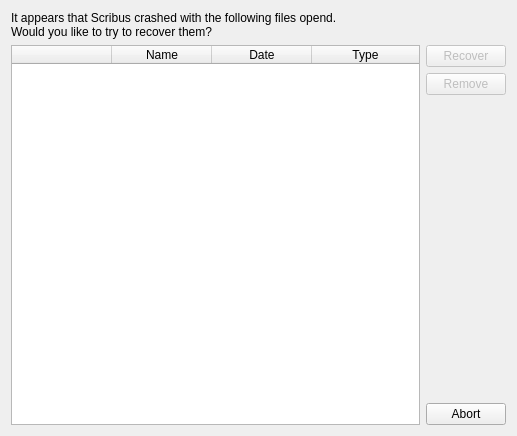
This is scribus/ui/recoverdialog.ui in scribusproject/scribus as Qt 5 draws it before an edit. The edited form follows.
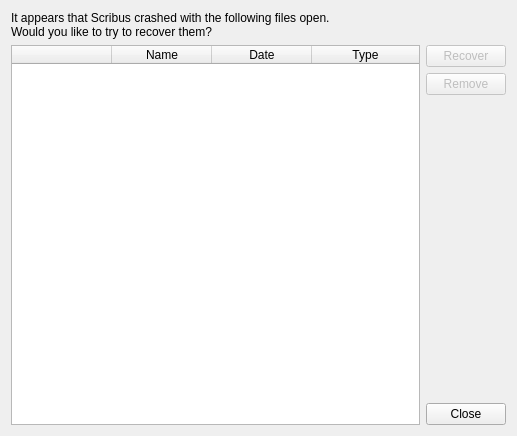
This is the edited form.

Commit message: Fixed Bug #13838: - Fixed Typo - Replaced "Abort" with "Close"

Diff of the .ui file:
```diff
--- a/scribus/ui/recoverdialog.ui
+++ b/scribus/ui/recoverdialog.ui
@@ -20,8 +20,7 @@
    <item>
     <widget class="QLabel" name="label">
      <property name="text">
-      <string>It appears that Scribus crashed with the following files opend.
-Would you like to try to recover them?</string>
+      <string>&lt;html&gt;&lt;head/&gt;&lt;body&gt;&lt;p&gt;It appears that Scribus crashed with the following files open.&lt;br&gt;Would you like to try to recover them?&lt;/p&gt;&lt;/body&gt;&lt;/html&gt;</string>
      </property>
      <property name="wordWrap">
       <bool>true</bool>
@@ -116,7 +115,7 @@
        <item>
         <widget class="QPushButton" name="buttonExit">
          <property name="text">
-          <string>Abort</string>
+          <string>Close</string>
          </property>
         </widget>
        </item>
```
